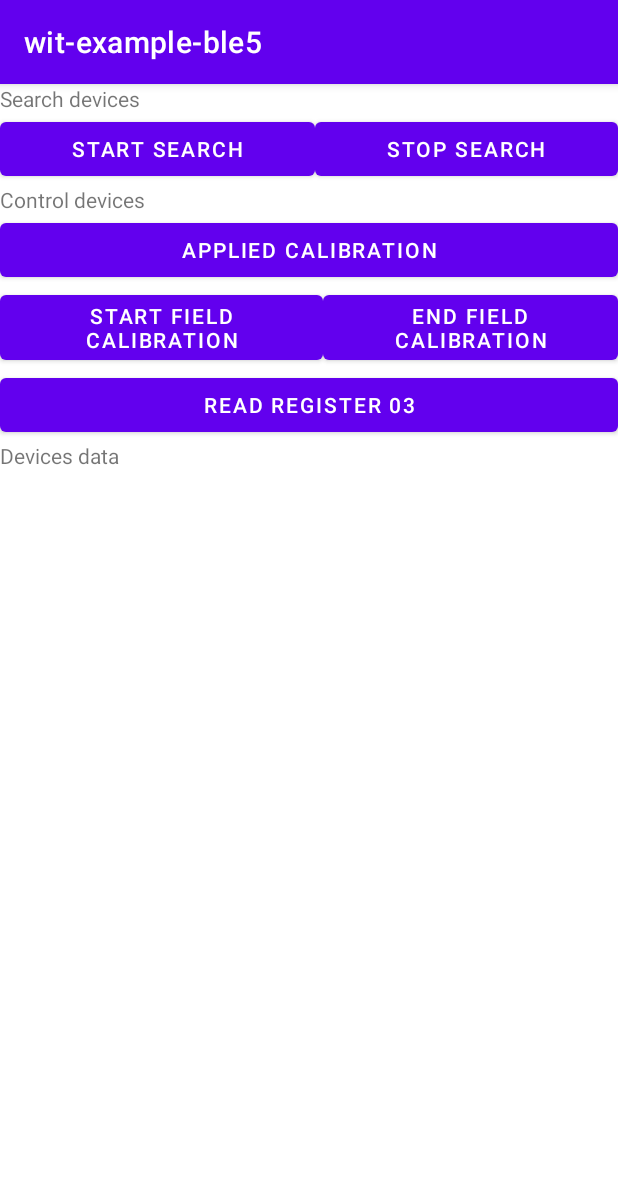
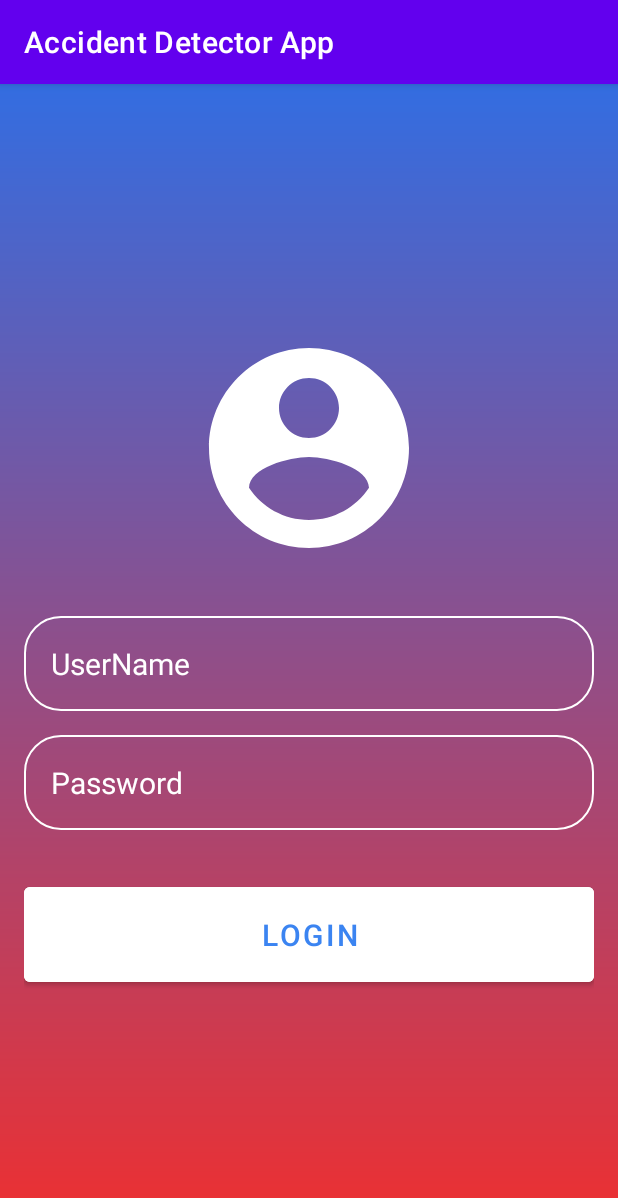
Before and after one commit to adajanos02/AcDetAndroidApp, an Android app: the screen it shows after launch (MainActivity), on a phone screen of 412 x 824 dp. Shown: the top 1198 px of the screen. Run offline under Robolectric (Android 15) with nearby library versions, the phone set to English and light mode, and no system bars; libraries missing offline, so code that uses them is left out: com.wit.witsdk, io.realm, io.realm.mongodb; 1 statement that could not run was skipped.

Commit message:
update: login function and page

```diff
--- a/app/src/main/java/com/wit/example/MainActivity.java
+++ b/app/src/main/java/com/wit/example/MainActivity.java
@@ -5,6 +5,7 @@ import androidx.appcompat.app.AppCompatActivity;
 import android.annotation.SuppressLint;
 import android.os.Bundle;
 import android.util.Log;
+import android.view.LayoutInflater;
 import android.view.View;
 import android.widget.Button;
 import android.widget.EditText;
@@ -76,18 +77,67 @@ public class MainActivity extends AppCompatActivity implements IBluetoothFoundOb
     protected void onCreate(Bundle savedInstanceState) {
 
         super.onCreate(savedInstanceState);
-        setContentView(R.layout.activity_main);
+        setContentView(R.layout.login);
 
         Realm.init(this);
 
+        Button submitButton = findViewById(R.id.login_btn);
+        submitButton.setOnClickListener((v) -> {
+            EditText text = (EditText)findViewById(R.id.username_input);
+            String username = text.getText().toString();
+            EditText text2 = (EditText)findViewById(R.id.password_input);
+            String password = text2.getText().toString();
+            Login(username,password);
+        });
 
-        // 初始化蓝牙管理器，这里会申请蓝牙权限
+
+    }
+
+    /**
+     * activity 销毁时
+     *
+     * @author huangyajun
+     * @date 2022/6/29 13:59
+     */
+
+
+    @Override
+    protected void onDestroy() {
+        super.onDestroy();
+
+    }
+
+    /**
+     * 开始搜索设备
+     *
+     * @author huangyajun
+     * @date 2022/6/29 10:04
+     */
+
+    public void Login(String email, String password) {
+
+        App app = new App(new AppConfiguration.Builder(MainActivity.AppId).build());
+
+        Credentials credentials = Credentials.emailPassword(email, password);
+        app.loginAsync(credentials, new App.Callback<io.realm.mongodb.User>() {
+            @Override
+            public void onResult(App.Result<io.realm.mongodb.User> result) {
+                if (result.isSuccess()) {
+                    Log.v("User", "Logged in successfully");
+                    SenzorRecord();
+                }
+                else {
+                    Log.v("User", "Failed to login");
+                }
+            }
+        });
+    }
+
+    public void SenzorRecord() {
+        setContentView(R.layout.activity_main);
+
         WitBluetoothManager.initInstance(this);
 
-//        Button submitButton = findViewById(R.id.submitButton);
-//        submitButton.setOnClickListener((v) -> {
-//            Login(findViewById(R.id.email),findViewById(R.id.password));
-//        });
 
         // 开始搜索按钮
         Button startSearchButton = findViewById(R.id.startSearchButton);
@@ -129,44 +179,6 @@ public class MainActivity extends AppCompatActivity implements IBluetoothFoundOb
         Thread thread = new Thread(this::refreshDataTh);
         destroyed = false;
         thread.start();
-    }
-
-    /**
-     * activity 销毁时
-     *
-     * @author huangyajun
-     * @date 2022/6/29 13:59
-     */
-
-
-    @Override
-    protected void onDestroy() {
-        super.onDestroy();
-
-    }
-
-    /**
-     * 开始搜索设备
-     *
-     * @author huangyajun
-     * @date 2022/6/29 10:04
-     */
-
-    public void Login(EditText email, EditText password) {
-        App app = new App(new AppConfiguration.Builder(MainActivity.AppId).build());
-
-        Credentials credentials = Credentials.emailPassword(email.toString(), password.toString());
-        app.loginAsync(credentials, new App.Callback<io.realm.mongodb.User>() {
-            @Override
-            public void onResult(App.Result<io.realm.mongodb.User> result) {
-                if (result.isSuccess()) {
-                    Log.v("User", "Logged in successfully");
-                }
-                else {
-                    Log.v("User", "Failed to login");
-                }
-            }
-        });
     }
     public void startDiscovery() {
 
--- /dev/null
+++ b/app/src/main/res/drawable/icon_account_circle.xml
@@ -0,0 +1,5 @@
+<vector xmlns:android="http://schemas.android.com/apk/res/android" android:height="100dp" android:tint="#FFFFFF" android:viewportHeight="24" android:viewportWidth="24" android:width="100dp">
+
+    <path android:fillColor="@android:color/white" android:pathData="M12,2C6.48,2 2,6.48 2,12s4.48,10 10,10 10,-4.48 10,-10S17.52,2 12,2zM12,5c1.66,0 3,1.34 3,3s-1.34,3 -3,3 -3,-1.34 -3,-3 1.34,-3 3,-3zM12,19.2c-2.5,0 -4.71,-1.28 -6,-3.22 0.03,-1.99 4,-3.08 6,-3.08 1.99,0 5.97,1.09 6,3.08 -1.29,1.94 -3.5,3.22 -6,3.22z"/>
+
+</vector>
--- /dev/null
+++ b/app/src/main/res/drawable/login_background.xml
@@ -0,0 +1,8 @@
+<?xml version="1.0" encoding="utf-8"?>
+<shape xmlns:android="http://schemas.android.com/apk/res/android">
+
+    <gradient android:type="linear" android:angle="100"
+        android:startColor="#336DE1" android:endColor="#EF2F2F">
+
+    </gradient>
+</shape>
--- /dev/null
+++ b/app/src/main/res/drawable/rounded_corner.xml
@@ -0,0 +1,9 @@
+<?xml version="1.0" encoding="utf-8"?>
+<shape xmlns:android="http://schemas.android.com/apk/res/android"
+    android:shape="rectangle"
+    >
+
+    <corners android:radius="24dp"/>
+    <stroke android:width="1dip" android:color="@color/white"/>
+
+</shape>
--- a/app/src/main/res/layout/login.xml
+++ b/app/src/main/res/layout/login.xml
@@ -1,13 +1,69 @@
 <?xml version="1.0" encoding="utf-8"?>
-<androidx.constraintlayout.widget.ConstraintLayout xmlns:android="http://schemas.android.com/apk/res/android"
+<RelativeLayout xmlns:android="http://schemas.android.com/apk/res/android"
     xmlns:app="http://schemas.android.com/apk/res-auto"
     xmlns:tools="http://schemas.android.com/tools"
     android:layout_width="match_parent"
     android:layout_height="match_parent"
+    android:background="@drawable/login_background"
+    android:gravity="center"
+    android:padding="16dp"
     tools:context=".MainActivity">
+
+    <LinearLayout
+        android:layout_width="match_parent"
+        android:layout_height="wrap_content"
+        android:gravity="center"
+        android:orientation="vertical">
+
+        <ImageView
+            android:layout_width="160dp"
+            android:layout_height="160dp"
+            android:src="@drawable/icon_account_circle"
+            />
+
+        <EditText
+            android:layout_width="match_parent"
+            android:layout_height="wrap_content"
+            android:layout_marginTop="32dp"
+            android:hint="UserName"
+            android:textColor="@color/white"
+            android:textColorHint="@color/white"
+            android:textSize="20sp"
+            android:background="@drawable/rounded_corner"
+            android:padding="18dp"
+            android:inputType="text"
+            android:id="@+id/username_input"/>
+
+        <EditText
+            android:layout_width="match_parent"
+            android:layout_height="wrap_content"
+            android:layout_marginTop="16dp"
+            android:hint="Password"
+            android:textColor="@color/white"
+            android:textColorHint="@color/white"
+            android:textSize="20sp"
+            android:background="@drawable/rounded_corner"
+            android:padding="18dp"
+            android:inputType="textPassword"
+            android:id="@+id/password_input"/>
+
+        <Button
+            android:layout_width="match_parent"
+            android:layout_height="wrap_content"
+            android:text="Login"
+            android:backgroundTint="@color/white"
+            android:textColor="#3B84F1"
+            android:padding="18dp"
+            android:layout_marginTop="32dp"
+            android:textSize="20sp"
+            android:id="@+id/login_btn"/>
+
+
+
+    </LinearLayout>
 
 
 
 
 
-</androidx.constraintlayout.widget.ConstraintLayout>
+</RelativeLayout>
--- a/app/src/main/res/values/strings.xml
+++ b/app/src/main/res/values/strings.xml
@@ -1,5 +1,5 @@
 <resources>
-    <string name="app_name">wit-example-ble5</string>
+    <string name="app_name">Accident Detector App</string>
     <string name="devices_list">Devices list</string>
     <string name="search_devices">Search devices</string>
     <string name="start_search">Start search</string>
```
